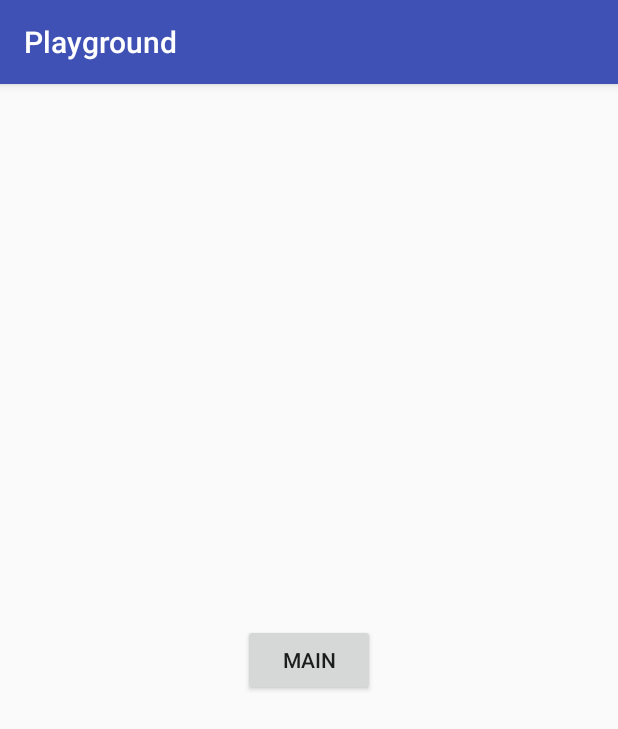
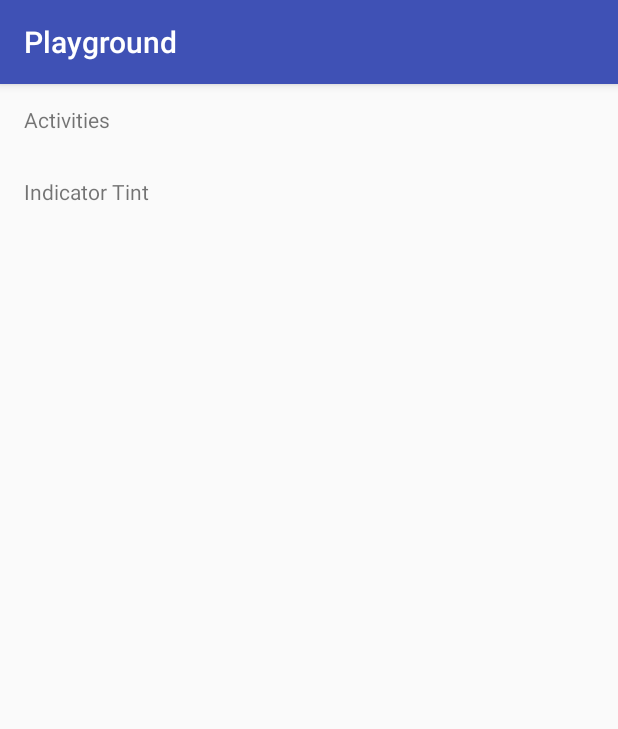
Before and after one commit to perqin/AndroidPlayground, an Android app: the screen it shows after launch (MainActivity before the commit, EntryActivity after it), on a phone screen of 412 x 824 dp. Shown: the top 729 px of the screen. Run offline under Robolectric (Android 15) with nearby library versions, the phone set to English and light mode, and no system bars.

Commit message:
Add IndicatorTint

```diff
--- a/app/build.gradle
+++ b/app/build.gradle
@@ -11,6 +11,10 @@ android {
         versionCode 1
         versionName "1.0"
         testInstrumentationRunner "android.support.test.runner.AndroidJUnitRunner"
+    }
+    compileOptions {
+        sourceCompatibility JavaVersion.VERSION_1_8
+        targetCompatibility JavaVersion.VERSION_1_8
     }
     buildTypes {
         release {
@@ -31,4 +35,5 @@ dependencies {
     compile 'com.android.support:design:25.3.1'
     compile 'com.android.support.constraint:constraint-layout:1.0.2'
     testCompile 'junit:junit:4.12'
+    implementation 'com.android.support.constraint:constraint-layout:1.0.2'
 }
--- /dev/null
+++ b/app/src/main/java/com/perqin/playground/entry/EntryActivity.java
@@ -0,0 +1,33 @@
+package com.perqin.playground.entry;
+
+import android.os.Bundle;
+import android.support.v7.app.AppCompatActivity;
+import android.support.v7.widget.LinearLayoutManager;
+import android.support.v7.widget.RecyclerView;
+
+import com.perqin.playground.R;
+import com.perqin.playground.activities.MainActivity;
+import com.perqin.playground.indicatortint.IndicatorTintActivity;
+
+public class EntryActivity extends AppCompatActivity {
+    private RecyclerAdapter mAdapter;
+
+    @Override
+    protected void onCreate(Bundle savedInstanceState) {
+        super.onCreate(savedInstanceState);
+        setContentView(R.layout.activity_entry);
+
+        mAdapter = new RecyclerAdapter(this);
+
+        RecyclerView recyclerView = (RecyclerView) findViewById(R.id.recyclerView);
+        recyclerView.setLayoutManager(new LinearLayoutManager(this));
+        recyclerView.setAdapter(mAdapter);
+
+        addAllPlaygrounds();
+    }
+
+    private void addAllPlaygrounds() {
+        mAdapter.addItem("Activities", MainActivity.class);
+        mAdapter.addItem("Indicator Tint", IndicatorTintActivity.class);
+    }
+}
--- /dev/null
+++ b/app/src/main/java/com/perqin/playground/entry/RecyclerAdapter.java
@@ -0,0 +1,61 @@
+package com.perqin.playground.entry;
+
+import android.app.Activity;
+import android.content.Intent;
+import android.support.annotation.NonNull;
+import android.support.v7.widget.RecyclerView;
+import android.util.Pair;
+import android.view.LayoutInflater;
+import android.view.View;
+import android.view.ViewGroup;
+import android.widget.TextView;
+
+import com.perqin.playground.R;
+
+import java.util.ArrayList;
+
+/**
+ * Author: Perqin
+ * Date  : 2017/7/17
+ */
+
+public class RecyclerAdapter extends RecyclerView.Adapter<RecyclerAdapter.ViewHolder> {
+    private final Activity mActivity;
+
+    private ArrayList<Pair<String, Class<?>>> mDataSet = new ArrayList<>();
+
+    RecyclerAdapter(Activity activity) {
+        this.mActivity = activity;
+    }
+
+    void addItem(String title, @NonNull Class<?> activity) {
+        mDataSet.add(new Pair<>(title, activity));
+        notifyDataSetChanged();
+    }
+
+    @Override
+    public ViewHolder onCreateViewHolder(ViewGroup parent, int viewType) {
+        return new ViewHolder(LayoutInflater.from(parent.getContext()).inflate(R.layout.item_entry, parent, false));
+    }
+
+    @Override
+    public void onBindViewHolder(ViewHolder holder, int position) {
+        holder.textView.setText(mDataSet.get(position).first);
+        holder.itemView.setOnClickListener(v -> mActivity.startActivity(new Intent(mActivity, mDataSet.get(holder.getAdapterPosition()).second)));
+    }
+
+    @Override
+    public int getItemCount() {
+        return mDataSet.size();
+    }
+
+    static class ViewHolder extends RecyclerView.ViewHolder {
+        TextView textView;
+
+        ViewHolder(View itemView) {
+            super(itemView);
+
+            textView = (TextView) itemView.findViewById(R.id.textView);
+        }
+    }
+}
--- /dev/null
+++ b/app/src/main/res/layout/activity_entry.xml
@@ -0,0 +1,21 @@
+<?xml version="1.0" encoding="utf-8"?>
+<android.support.constraint.ConstraintLayout xmlns:android="http://schemas.android.com/apk/res/android"
+    xmlns:app="http://schemas.android.com/apk/res-auto"
+    xmlns:tools="http://schemas.android.com/tools"
+    android:layout_width="match_parent"
+    android:layout_height="match_parent"
+    tools:context="com.perqin.playground.entry.EntryActivity">
+
+    <android.support.v7.widget.RecyclerView
+        android:id="@+id/recyclerView"
+        android:layout_width="0dp"
+        android:layout_height="0dp"
+        android:layout_marginBottom="0dp"
+        android:layout_marginEnd="0dp"
+        android:layout_marginStart="0dp"
+        android:layout_marginTop="0dp"
+        app:layout_constraintBottom_toBottomOf="parent"
+        app:layout_constraintEnd_toEndOf="parent"
+        app:layout_constraintStart_toStartOf="parent"
+        app:layout_constraintTop_toTopOf="parent" />
+</android.support.constraint.ConstraintLayout>
--- /dev/null
+++ b/app/src/main/res/layout/item_entry.xml
@@ -0,0 +1,11 @@
+<?xml version="1.0" encoding="utf-8"?>
+<TextView xmlns:android="http://schemas.android.com/apk/res/android"
+    android:id="@+id/textView"
+    android:layout_width="match_parent"
+    android:layout_height="48dp"
+    android:gravity="center_vertical"
+    android:paddingLeft="16dp"
+    android:paddingRight="16dp"
+    android:clickable="true"
+    android:focusable="true"
+    android:background="?attr/selectableItemBackground" />
--- a/app/src/main/res/values/strings.xml
+++ b/app/src/main/res/values/strings.xml
@@ -3,4 +3,5 @@
     <string name="main">Main</string>
     <string name="second">Second</string>
     <string name="third">Third</string>
+    <string name="star">Star</string>
 </resources>
```
Also changed, not shown: app/src/main/AndroidManifest.xml (+15 -7 lines), app/src/main/java/com/perqin/playground/indicatortint/IndicatorTintActivity.java (added, +28 -0 lines), app/src/main/res/drawable/ic_arrow_back_black_24dp.xml (added, +9 -0 lines), app/src/main/res/drawable/ic_star_black_24dp.xml (added, +9 -0 lines), app/src/main/res/layout/activity_indicator.xml (added, +8 -0 lines), app/src/main/res/menu/action_indicator_tint.xml (added, +17 -0 lines).
